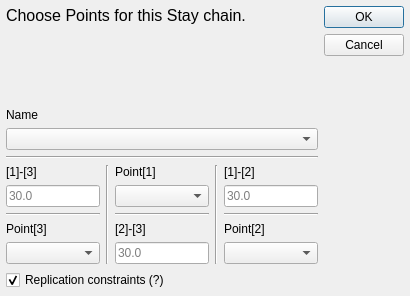
The window that core/entities/edit_chain.ui (KmolYuan/Pyslvs-UI) describes before a commit, drawn with Qt 5.
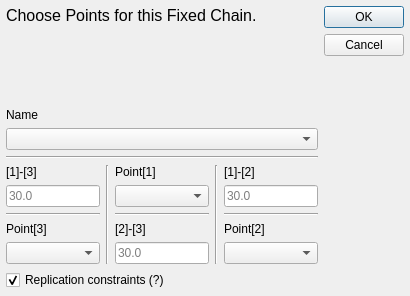
The same window after the commit. Icons and pictures are not drawn.

The edit to the form file:
```diff
--- a/core/entities/edit_chain.ui
+++ b/core/entities/edit_chain.ui
@@ -65,7 +65,7 @@
         </sizepolicy>
        </property>
        <property name="text">
-        <string>&lt;html&gt;&lt;head/&gt;&lt;body&gt;&lt;p&gt;&lt;span style=&quot; font-size:12pt;&quot;&gt;Choose Points for this Stay chain.&lt;/span&gt;&lt;/p&gt;&lt;/body&gt;&lt;/html&gt;</string>
+        <string>&lt;html&gt;&lt;head/&gt;&lt;body&gt;&lt;p&gt;&lt;span style=&quot; font-size:12pt;&quot;&gt;Choose Points for this Fixed Chain.&lt;/span&gt;&lt;/p&gt;&lt;/body&gt;&lt;/html&gt;</string>
        </property>
        <property name="textFormat">
         <enum>Qt::RichText</enum>
```
Left out of the diff: 2 changed lines with no effect on the pictures.
